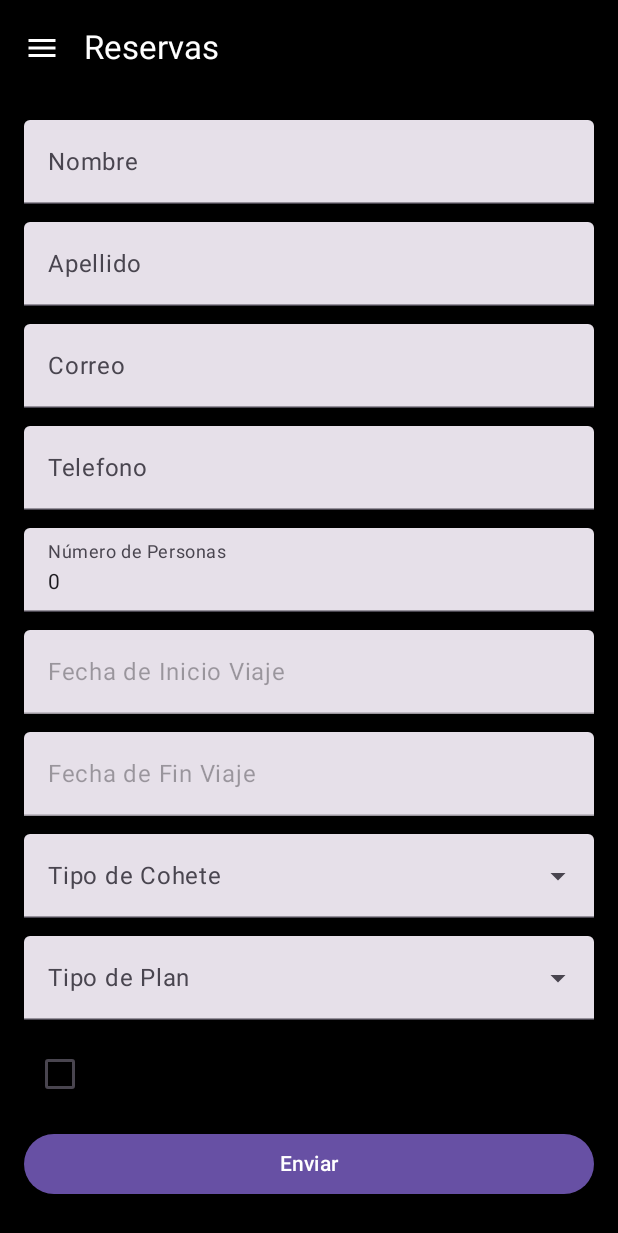
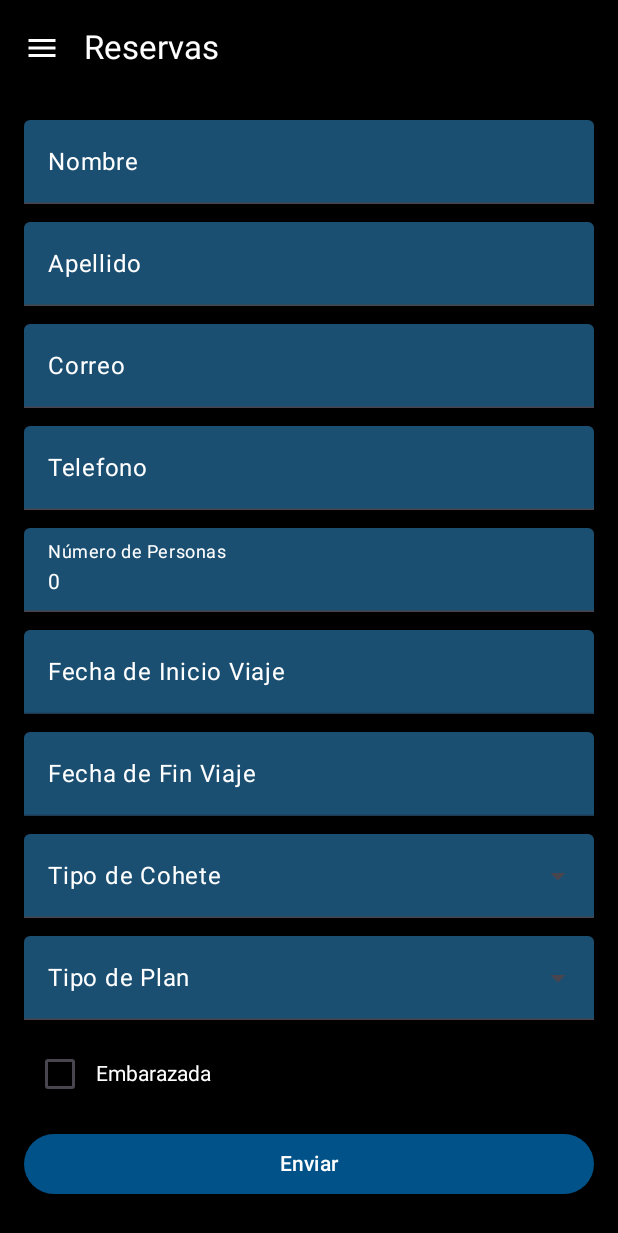
Before and after one commit to adriiaan12/SpaceY-AplicacionParaMovil, an Android app built with Jetpack Compose: the TaskScreen screen opened through its navigation route, on a phone screen of 412 x 824 dp. Shown: the top 1233 px of the screen. Run offline under Robolectric (Android 15) with nearby library versions, the phone set to English and light mode, and no system bars.

```diff
--- a/app/src/main/java/com/example/consumo_api/ui/components/AppDrawer.kt
+++ b/app/src/main/java/com/example/consumo_api/ui/components/AppDrawer.kt
@@ -57,7 +57,7 @@ fun AppDrawer(onDestinationClicked: (String) -> Unit) {
             NavigationDrawerItem(
                 label = { Text("Reservas") },
                 selected = false,
-                onClick = { onDestinationClicked("tasks") },
+                onClick = { onDestinationClicked("taskIntro") },
                 icon = { Icon(Icons.Default.DateRange, contentDescription = "Reservas") },
                 colors = NavigationDrawerItemDefaults.colors(
                     selectedContainerColor = MaterialTheme.colorScheme.primary.copy(alpha = 0.12f),
@@ -69,6 +69,8 @@ fun AppDrawer(onDestinationClicked: (String) -> Unit) {
                     unselectedTextColor = White
                 )
             )
+
+
 
             NavigationDrawerItem(
                 label = { Text("Perfil") },
--- a/app/src/main/java/com/example/consumo_api/ui/screens/MainScreen.kt
+++ b/app/src/main/java/com/example/consumo_api/ui/screens/MainScreen.kt
@@ -120,10 +120,11 @@ fun MainScreen() {
                     modifier = Modifier.padding(paddingValues)
                 ) {
                     composable("home") { HomeScreen() }
-                    composable("tasks") { TaskScreen(viewModel()) }
+                    composable("taskIntro") { TaskIntroScreen(navController) }
                     composable("profile") { AnimalTabLayout(ViajeViewModel()) }
                     composable("Sala") { SalaScreen() }
                     composable("Localizacion") { PantallaLocalizacion() }
+                    composable("tasks") { TaskScreen(viewModel()) }
                 }
             }
         }
--- a/app/src/main/java/com/example/consumo_api/ui/screens/ProfileScreen.kt
+++ b/app/src/main/java/com/example/consumo_api/ui/screens/ProfileScreen.kt
@@ -31,12 +31,13 @@ fun AnimalTabLayout(viewModel: ViajeViewModel = ViajeViewModel()) {
     var selectedTab by remember { mutableStateOf(0) }
 
     Column {
-        TabRow(selectedTabIndex = selectedTab) {
+        TabRow(selectedTabIndex = selectedTab,containerColor = Color.Black) {
             tabs.forEachIndexed { index, title ->
                 Tab(
                     selected = selectedTab == index,
                     onClick = { selectedTab = index },
-                    text = { Text(title) }
+                    text = { Text(title) },
+
                 )
 
             }
--- a/app/src/main/java/com/example/consumo_api/ui/screens/TaskScreen.kt
+++ b/app/src/main/java/com/example/consumo_api/ui/screens/TaskScreen.kt
@@ -47,6 +47,9 @@ import android.content.Context
 
 import androidx.compose.ui.viewinterop.AndroidView
 
+import androidx.compose.material3.TextFieldDefaults
+import com.example.consumo_api.ui.theme.azulboton
+import com.example.consumo_api.ui.theme.colorboton
 
 
 @OptIn(ExperimentalMaterial3Api::class)
@@ -76,6 +79,18 @@ fun TaskScreen(viewModel: ViewModel_class) {
         }, year, month, day)
     }
 
+    val customTextFieldColors = TextFieldDefaults.colors(
+        focusedTextColor = Color.White,
+        unfocusedTextColor = Color.White,
+        disabledTextColor = Color.White,
+        cursorColor = Color.White,
+        focusedContainerColor = azulboton,
+        unfocusedContainerColor = azulboton,
+        disabledContainerColor = azulboton,
+
+
+    )
+
 
 
     Column(
@@ -89,21 +104,24 @@ fun TaskScreen(viewModel: ViewModel_class) {
         TextField(
             value = uiState.nombre,
             onValueChange = viewModel::onNombreChange,
-            label = { Text("Nombre") },
+            label = { Text("Nombre",color=Color.White)  },
+            colors=customTextFieldColors,
             modifier = Modifier.fillMaxWidth()
         )
 
         TextField(
             value = uiState.apellido,
             onValueChange = viewModel::onApellidoChange,
-            label = { Text("Apellido") },
+            label = { Text("Apellido",color=Color.White) },
+            colors=customTextFieldColors,
             modifier = Modifier.fillMaxWidth()
         )
 
         TextField(
             value = uiState.correo,
             onValueChange = viewModel::onCorreoChange,
-            label = { Text("Correo") },
+            label = { Text("Correo",color=Color.White) },
+            colors=customTextFieldColors,
             keyboardOptions = KeyboardOptions(keyboardType = KeyboardType.Email),
             modifier = Modifier.fillMaxWidth()
 
@@ -112,7 +130,8 @@ fun TaskScreen(viewModel: ViewModel_class) {
         TextField(
             value = uiState.tlf,
             onValueChange = viewModel::ontlfChange,
-            label = { Text("Telefono") },
+            label = { Text("Telefono",color=Color.White) },
+            colors=customTextFieldColors,
             keyboardOptions = KeyboardOptions(keyboardType = KeyboardType.Text),
             modifier = Modifier.fillMaxWidth()
         )
@@ -124,8 +143,9 @@ fun TaskScreen(viewModel: ViewModel_class) {
                 val numero = it.toIntOrNull() ?: 0 // Convertir String a Int con control de errores
                 viewModel.onnpersonasChange(numero)
             },
-            label = { Text("Número de Personas") },
+            label = { Text("Número de Personas",color=Color.White) },
             keyboardOptions = KeyboardOptions(keyboardType = KeyboardType.Number),
+            colors=customTextFieldColors,
             modifier = Modifier.fillMaxWidth()
         )
 
@@ -133,7 +153,8 @@ fun TaskScreen(viewModel: ViewModel_class) {
             value = uiState.fechaini,
             onValueChange = {},
             enabled = false, // evita edición manual
-            label = { Text("Fecha de Inicio Viaje") },
+            label = { Text("Fecha de Inicio Viaje",color=Color.White) },
+            colors=customTextFieldColors,
             modifier = Modifier
                 .fillMaxWidth()
                 .clickable {
@@ -144,7 +165,8 @@ fun TaskScreen(viewModel: ViewModel_class) {
             value = uiState.fechafin,
             onValueChange = {},
             enabled = false, // evita edición manual
-            label = { Text("Fecha de Fin Viaje") },
+            label = { Text("Fecha de Fin Viaje",color=Color.White) },
+            colors=customTextFieldColors,
             modifier = Modifier
                 .fillMaxWidth()
                 .clickable {
@@ -159,11 +181,11 @@ fun TaskScreen(viewModel: ViewModel_class) {
                 readOnly = true,
                 value = uiState.tipocohete,
                 onValueChange = {},
-                label = { Text("Tipo de Cohete") },
+                label = { Text("Tipo de Cohete",color=Color.White) },
                 trailingIcon = {
                     ExposedDropdownMenuDefaults.TrailingIcon(expanded = expanded)
                 },
-                colors = ExposedDropdownMenuDefaults.textFieldColors(),
+                colors = customTextFieldColors,
                 modifier = Modifier
                     .menuAnchor()
                     .fillMaxWidth()
@@ -191,11 +213,12 @@ fun TaskScreen(viewModel: ViewModel_class) {
                 readOnly = true,
                 value = uiState.plan,
                 onValueChange = {},
-                label = { Text("Tipo de Plan") },
+                label = { Text("Tipo de Plan",color=Color.White) },
                 trailingIcon = {
                     ExposedDropdownMenuDefaults.TrailingIcon(expanded = expanded2)
                 },
-                colors = ExposedDropdownMenuDefaults.textFieldColors(),
+                colors = customTextFieldColors,
+
                 modifier = Modifier
                     .menuAnchor()
                     .fillMaxWidth()
@@ -229,7 +252,8 @@ fun TaskScreen(viewModel: ViewModel_class) {
         }
         Row(verticalAlignment = Alignment.CenterVertically) {
             Checkbox(checked = embarazada, onCheckedChange = { embarazada = it })
-            Text("Embarazada")
+            Text("Embarazada",color=Color.White)
+
         }
 
         Button(
@@ -237,7 +261,13 @@ fun TaskScreen(viewModel: ViewModel_class) {
                 viewModel.agregarViaje(Viaje(0,uiState.nombre,uiState.apellido,uiState.correo,uiState.tlf,uiState.npersonas,uiState.tipocohete
                     ,uiState.plan,uiState.fechaini,uiState.fechafin,embarazada))
             },
-            modifier = Modifier.fillMaxWidth()
+            modifier = Modifier.fillMaxWidth(),
+                    colors = ButtonDefaults.buttonColors(
+                    containerColor = colorboton,       // Fondo del botón
+            contentColor = Color.White,        // Color del texto/icono
+            disabledContainerColor = Color.Gray,
+            disabledContentColor = Color.LightGray
+        )
         ) {
             Text("Enviar")
         }
--- a/app/src/main/java/com/example/consumo_api/ui/theme/Color.kt
+++ b/app/src/main/java/com/example/consumo_api/ui/theme/Color.kt
@@ -12,3 +12,6 @@ val Pink40 = Color(0xFF7D5260)
 val Yellow40 = Color(0xFFfff300)
 val Black = Color(0xFF000000)
 val White = Color(0xFFFFFFFF)
+
+val azulboton = Color(0XFF1B4F72)
+val colorboton = Color(0xFF005288)
--- a/gradle/libs.versions.toml
+++ b/gradle/libs.versions.toml
@@ -11,7 +11,7 @@ composeBom = "2024.09.00"
 retrofit = "2.11.0"
 navigationCompose = "2.9.0-rc01"
 converterGson = "2.11.0"
-
+material3 = "1.2.1"
 loggingInterceptor = "5.0.0-alpha.14"
 playServicesMaps = "19.2.0"
 maps-compose = "2.11.4"
```
Also changed, not shown: app/src/main/java/com/example/consumo_api/BuscarPorId.kt (+36 -14 lines), app/src/main/java/com/example/consumo_api/BuscarTodosAnimales.kt (+21 -12 lines), app/src/main/java/com/example/consumo_api/CrearAnimal.kt (+28 -10 lines), app/src/main/java/com/example/consumo_api/EliminarAnimal.kt (+23 -3 lines), app/src/main/java/com/example/consumo_api/ui/screens/TaskIntroScreen.kt (added, +39 -0 lines).
